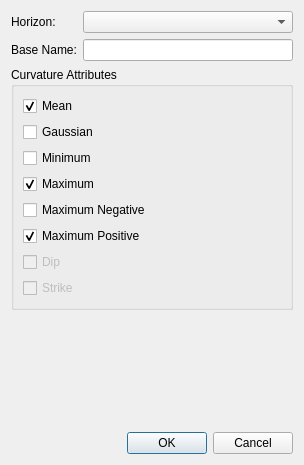
Qt form ProzessUI/horizoncurvaturedialog.ui (fsoos74/su) before a commit.
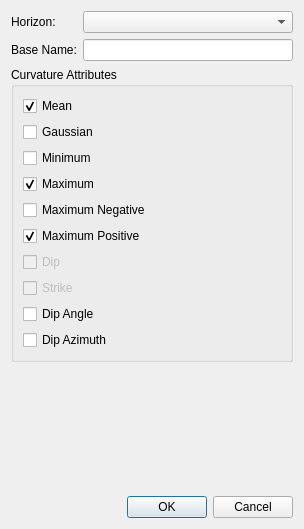
The same form after that commit.

```diff
--- a/ProzessUI/horizoncurvaturedialog.ui
+++ b/ProzessUI/horizoncurvaturedialog.ui
@@ -7,7 +7,7 @@
     <x>0</x>
     <y>0</y>
     <width>304</width>
-    <height>465</height>
+    <height>529</height>
    </rect>
   </property>
   <property name="windowTitle">
@@ -122,6 +122,20 @@
         </property>
        </widget>
       </item>
+      <item>
+       <widget class="QCheckBox" name="cbDipAngle">
+        <property name="text">
+         <string>Dip Angle</string>
+        </property>
+       </widget>
+      </item>
+      <item>
+       <widget class="QCheckBox" name="cbDipAzimuth">
+        <property name="text">
+         <string>Dip Azimuth</string>
+        </property>
+       </widget>
+      </item>
      </layout>
     </widget>
    </item>
```
